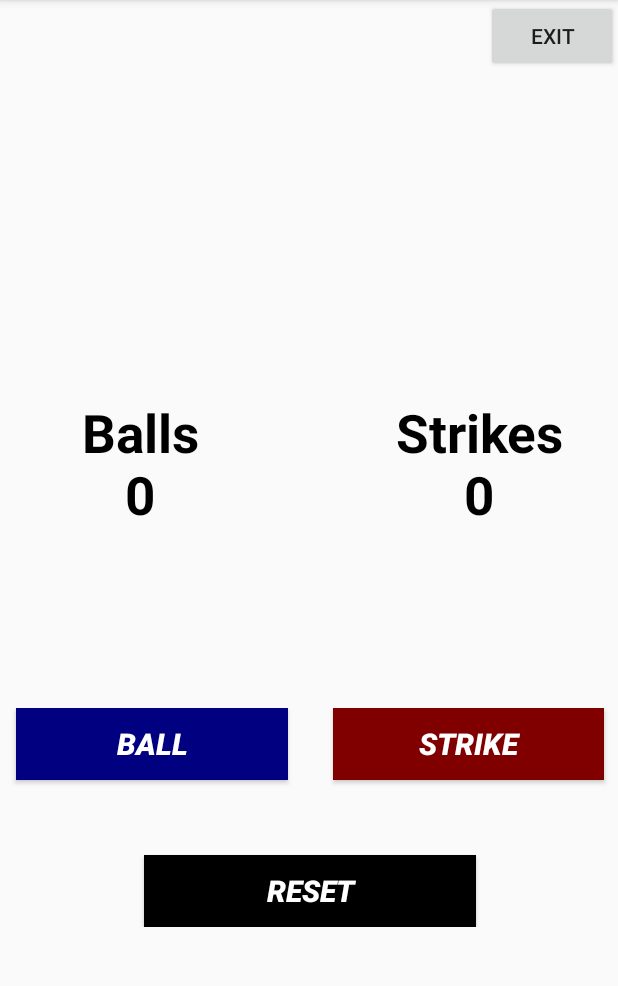
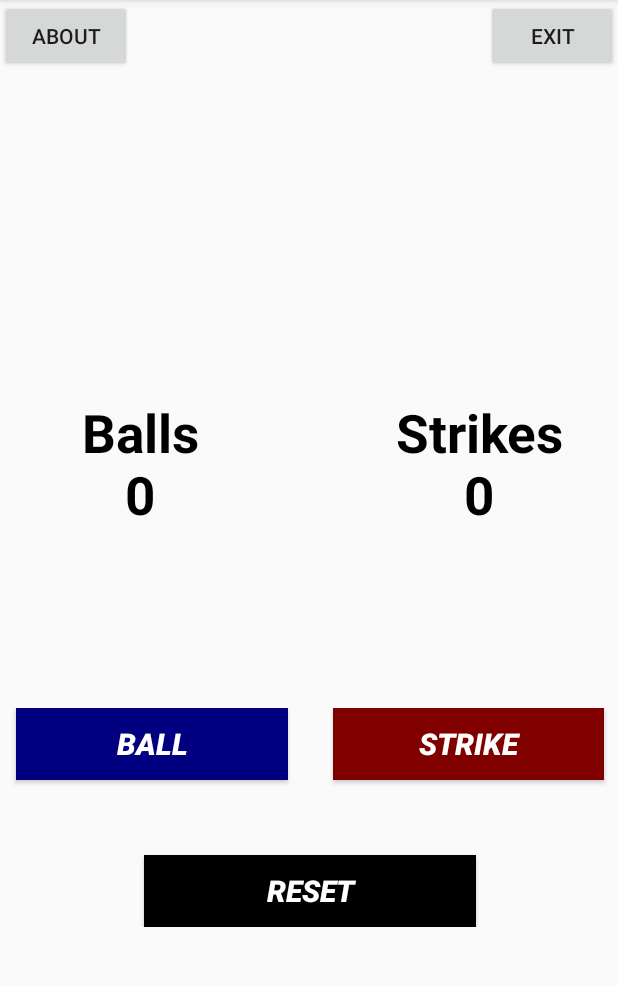
Before and after one commit to LeahWoodard/UmpireBuddy2.0, an Android app: the screen it shows after launch (MainActivity), on a phone screen of 412 x 824 dp, the part 84-1070 px from its top. Run offline under Robolectric (Android 15) with nearby library versions, the phone set to English and light mode, and no system bars.

Commit message:
lab 2 ya dingleberry

```diff
--- a/app/build.gradle
+++ b/app/build.gradle
@@ -23,6 +23,7 @@ dependencies {
     implementation fileTree(dir: 'libs', include: ['*.jar'])
     implementation 'androidx.appcompat:appcompat:1.0.2'
     implementation 'androidx.constraintlayout:constraintlayout:1.1.3'
+    implementation 'com.google.android.material:material:1.0.0'
     testImplementation 'junit:junit:4.12'
     androidTestImplementation 'androidx.test.ext:junit:1.1.0'
     androidTestImplementation 'androidx.test.espresso:espresso-core:3.1.1'
--- a/app/src/main/AndroidManifest.xml
+++ b/app/src/main/AndroidManifest.xml
@@ -9,6 +9,11 @@
         android:roundIcon="@mipmap/ic_launcher_round"
         android:supportsRtl="true"
         android:theme="@style/AppTheme">
+        <activity
+            android:name=".AboutActivity"
+            android:label="@string/title_activity_about">
+
+        </activity>
         <activity android:name=".MainActivity">
             <intent-filter>
                 <action android:name="android.intent.action.MAIN" />
--- a/app/src/main/res/layout/activity_main.xml
+++ b/app/src/main/res/layout/activity_main.xml
@@ -6,12 +6,33 @@
     android:layout_height="match_parent"
     tools:context=".MainActivity">
 
+    <TextView
+        android:id="@+id/OutWalkText"
+        android:layout_width="wrap_content"
+        android:layout_height="wrap_content"
+        android:gravity="center"
+        android:text="@string/out"
+        android:textColor="#000000"
+        android:textSize="45sp"
+        android:textStyle="bold"
+        app:layout_constraintEnd_toEndOf="parent"
+        app:layout_constraintStart_toStartOf="parent"
+        app:layout_constraintTop_toBottomOf="@id/about"
+        tools:visibility="invisible" />
+
     <Button
         android:id="@+id/exit"
         android:layout_width="wrap_content"
         android:layout_height="wrap_content"
         android:text="@string/exit"
         app:layout_constraintEnd_toEndOf="parent"
+        app:layout_constraintTop_toTopOf="parent"/>
+    <Button
+        android:id="@+id/about"
+        android:layout_width="wrap_content"
+        android:layout_height="wrap_content"
+        android:text="@string/about"
+        app:layout_constraintStart_toStartOf="parent"
         app:layout_constraintTop_toTopOf="parent"/>
 
     <androidx.constraintlayout.widget.ConstraintLayout
--- /dev/null
+++ b/app/src/main/res/values/dimens.xml
@@ -0,0 +1,3 @@
+<resources>
+    <dimen name="fab_margin">16dp</dimen>
+</resources>
```
Also changed, not shown: app/src/main/java/com/example/umpirebuddy/AboutActivity.java (added, +33 -0 lines), app/src/main/java/com/example/umpirebuddy/MainActivity.java (+39 -1 lines), app/src/main/res/layout/activity_about.xml (added, +41 -0 lines), app/src/main/res/layout/content_about.xml (added, +9 -0 lines), app/src/main/res/values/strings.xml (+14 -18 lines), app/src/main/res/values/styles.xml (+9 -0 lines).
